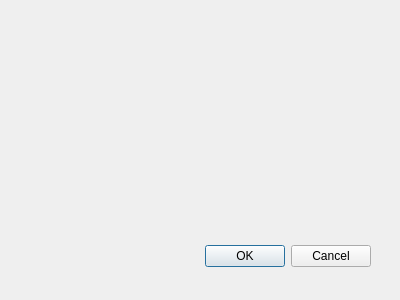
Before: the Qt Designer form FilmManager/modifyseriedialog.ui in Zachaly/Jipp_Projekt_ZS_NS, drawn with Qt 5.
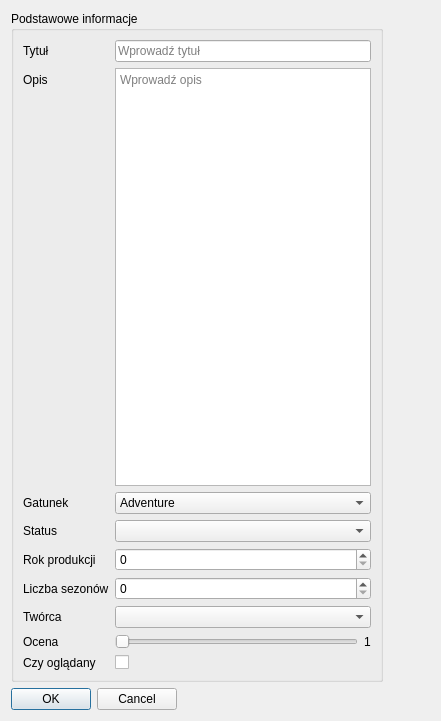
After: the same form once the commit is applied.

Patch:
```diff
--- a/FilmManager/modifyseriedialog.ui
+++ b/FilmManager/modifyseriedialog.ui
@@ -6,29 +6,200 @@
    <rect>
     <x>0</x>
     <y>0</y>
-    <width>400</width>
-    <height>300</height>
+    <width>441</width>
+    <height>721</height>
    </rect>
   </property>
   <property name="windowTitle">
    <string>Dialog</string>
   </property>
-  <widget class="QDialogButtonBox" name="buttonBox">
-   <property name="geometry">
-    <rect>
-     <x>30</x>
-     <y>240</y>
-     <width>341</width>
-     <height>32</height>
-    </rect>
-   </property>
-   <property name="orientation">
-    <enum>Qt::Orientation::Horizontal</enum>
-   </property>
-   <property name="standardButtons">
-    <set>QDialogButtonBox::StandardButton::Cancel|QDialogButtonBox::StandardButton::Ok</set>
-   </property>
-  </widget>
+  <layout class="QFormLayout" name="formLayout">
+   <item row="0" column="0">
+    <widget class="QGroupBox" name="groupBox">
+     <property name="title">
+      <string>Podstawowe informacje</string>
+     </property>
+     <layout class="QFormLayout" name="formLayout_2">
+      <item row="0" column="0">
+       <widget class="QLabel" name="titleLabel">
+        <property name="text">
+         <string>Tytuł</string>
+        </property>
+       </widget>
+      </item>
+      <item row="1" column="0">
+       <widget class="QLabel" name="descriptionLabel">
+        <property name="text">
+         <string>Opis</string>
+        </property>
+       </widget>
+      </item>
+      <item row="2" column="0">
+       <widget class="QLabel" name="genreLabel">
+        <property name="text">
+         <string>Gatunek</string>
+        </property>
+       </widget>
+      </item>
+      <item row="3" column="0">
+       <widget class="QLabel" name="statusLabel">
+        <property name="text">
+         <string>Status</string>
+        </property>
+       </widget>
+      </item>
+      <item row="4" column="0">
+       <widget class="QLabel" name="productionuYearLabel">
+        <property name="text">
+         <string>Rok produkcji</string>
+        </property>
+       </widget>
+      </item>
+      <item row="5" column="0">
+       <widget class="QLabel" name="seasonCountLabel">
+        <property name="text">
+         <string>Liczba sezonów</string>
+        </property>
+       </widget>
+      </item>
+      <item row="6" column="0">
+       <widget class="QLabel" name="creatorLabel">
+        <property name="text">
+         <string>Twórca</string>
+        </property>
+       </widget>
+      </item>
+      <item row="7" column="0">
+       <widget class="QLabel" name="markLabel">
+        <property name="text">
+         <string>Ocena</string>
+        </property>
+       </widget>
+      </item>
+      <item row="8" column="0">
+       <widget class="QLabel" name="watchedLabel">
+        <property name="text">
+         <string>Czy oglądany</string>
+        </property>
+       </widget>
+      </item>
+      <item row="0" column="1">
+       <widget class="QLineEdit" name="titleEdit">
+        <property name="placeholderText">
+         <string>Wprowadź tytuł</string>
+        </property>
+       </widget>
+      </item>
+      <item row="1" column="1">
+       <widget class="QTextEdit" name="descriptionTextEdit">
+        <property name="placeholderText">
+         <string>Wprowadź opis</string>
+        </property>
+       </widget>
+      </item>
+      <item row="3" column="1">
+       <widget class="QComboBox" name="statusComboBox"/>
+      </item>
+      <item row="4" column="1">
+       <widget class="QSpinBox" name="productionYearSpinBox"/>
+      </item>
+      <item row="5" column="1">
+       <widget class="QSpinBox" name="seasonCountSpinBox"/>
+      </item>
+      <item row="6" column="1">
+       <widget class="QComboBox" name="creatorComboBox"/>
+      </item>
+      <item row="7" column="1">
+       <layout class="QHBoxLayout" name="sliderLayout">
+        <item>
+         <widget class="QSlider" name="markSlider">
+          <property name="orientation">
+           <enum>Qt::Orientation::Horizontal</enum>
+          </property>
+         </widget>
+        </item>
+        <item>
+         <widget class="QLabel" name="markValueLabel">
+          <property name="text">
+           <string>1</string>
+          </property>
+         </widget>
+        </item>
+       </layout>
+      </item>
+      <item row="8" column="1">
+       <widget class="QCheckBox" name="watchedCheckBox">
+        <property name="text">
+         <string/>
+        </property>
+       </widget>
+      </item>
+      <item row="2" column="1">
+       <widget class="QComboBox" name="genreComboBox">
+        <item>
+         <property name="text">
+          <string>Adventure</string>
+         </property>
+        </item>
+        <item>
+         <property name="text">
+          <string>Action</string>
+         </property>
+        </item>
+        <item>
+         <property name="text">
+          <string>Comedy</string>
+         </property>
+        </item>
+        <item>
+         <property name="text">
+          <string>Drama</string>
+         </property>
+        </item>
+        <item>
+         <property name="text">
+          <string>Horror</string>
+         </property>
+        </item>
+        <item>
+         <property name="text">
+          <string>Romance</string>
+         </property>
+        </item>
+        <item>
+         <property name="text">
+          <string>Sci-Fi</string>
+         </property>
+        </item>
+        <item>
+         <property name="text">
+          <string>Thriller</string>
+         </property>
+        </item>
+        <item>
+         <property name="text">
+          <string>Historical</string>
+         </property>
+        </item>
+       </widget>
+      </item>
+     </layout>
+    </widget>
+   </item>
+   <item row="1" column="0">
+    <widget class="QDialogButtonBox" name="buttonBox">
+     <property name="layoutDirection">
+      <enum>Qt::LayoutDirection::LeftToRight</enum>
+     </property>
+     <property name="orientation">
+      <enum>Qt::Orientation::Horizontal</enum>
+     </property>
+     <property name="standardButtons">
+      <set>QDialogButtonBox::StandardButton::Cancel|QDialogButtonBox::StandardButton::Ok</set>
+     </property>
+    </widget>
+   </item>
+  </layout>
  </widget>
  <resources/>
  <connections>
```
